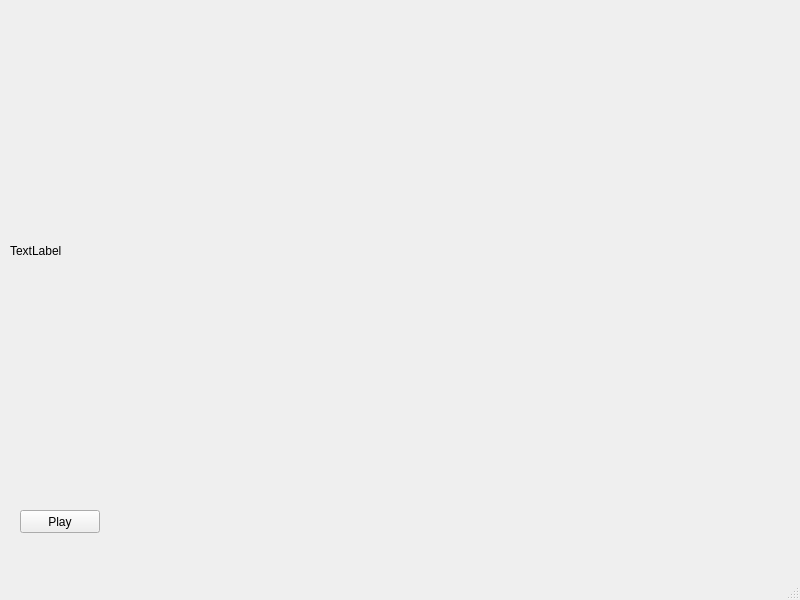
Above: MultiCamSim/mainwindow.ui from mvaranda/multimedia before the change. Below: the same form after it.
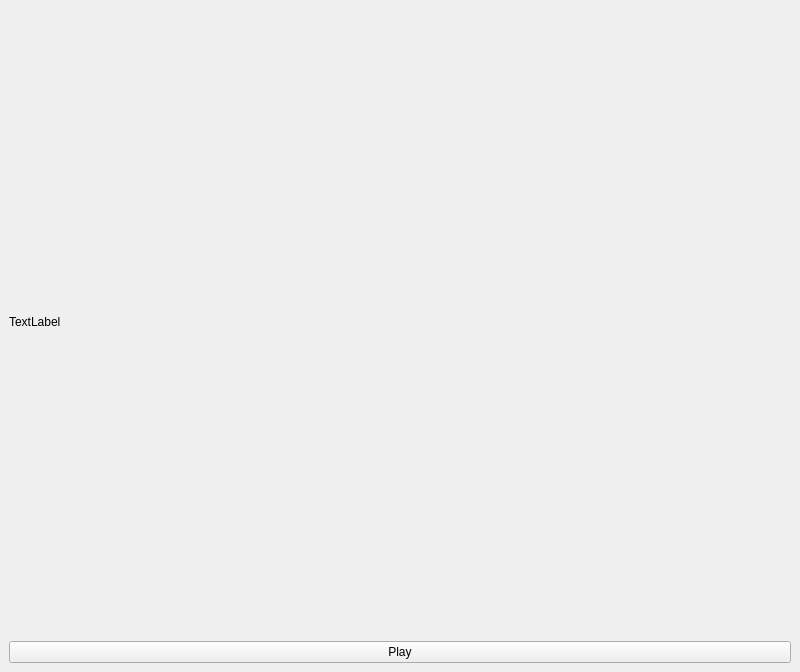
That is the form after the change.

Diff of the .ui file:
```diff
--- a/MultiCamSim/mainwindow.ui
+++ b/MultiCamSim/mainwindow.ui
@@ -7,39 +7,87 @@
     <x>0</x>
     <y>0</y>
     <width>800</width>
-    <height>600</height>
+    <height>672</height>
    </rect>
   </property>
+  <property name="sizePolicy">
+   <sizepolicy hsizetype="Expanding" vsizetype="Expanding">
+    <horstretch>0</horstretch>
+    <verstretch>0</verstretch>
+   </sizepolicy>
+  </property>
   <property name="windowTitle">
    <string>MainWindow</string>
   </property>
   <widget class="QWidget" name="centralwidget">
+   <property name="sizePolicy">
+    <sizepolicy hsizetype="Expanding" vsizetype="Expanding">
+     <horstretch>0</horstretch>
+     <verstretch>0</verstretch>
+    </sizepolicy>
+   </property>
+   <property name="minimumSize">
+    <size>
+     <width>300</width>
+     <height>200</height>
+    </size>
+   </property>
+   <property name="maximumSize">
+    <size>
+     <width>1500</width>
+     <height>1000</height>
+    </size>
+   </property>
+   <layout class="QHBoxLayout" name="horizontalLayout">
+    <item>
+     <layout class="QVBoxLayout" name="verticalLayout">
+      <property name="sizeConstraint">
+       <enum>QLayout::SetNoConstraint</enum>
+      </property>
+      <property name="leftMargin">
+       <number>0</number>
+      </property>
+      <item>
    <widget class="QLabel" name="video_area">
-    <property name="geometry">
-     <rect>
-      <x>10</x>
-      <y>10</y>
-      <width>781</width>
-      <height>481</height>
-     </rect>
+        <property name="sizePolicy">
+         <sizepolicy hsizetype="Expanding" vsizetype="Expanding">
+          <horstretch>0</horstretch>
+          <verstretch>0</verstretch>
+         </sizepolicy>
+        </property>
+        <property name="minimumSize">
+         <size>
+          <width>0</width>
+          <height>0</height>
+         </size>
+        </property>
+        <property name="sizeIncrement">
+         <size>
+          <width>0</width>
+          <height>0</height>
+         </size>
     </property>
     <property name="text">
      <string>TextLabel</string>
     </property>
    </widget>
+      </item>
+      <item>
    <widget class="QPushButton" name="bt_play">
-    <property name="geometry">
-     <rect>
-      <x>20</x>
-      <y>510</y>
-      <width>80</width>
-      <height>23</height>
-     </rect>
+        <property name="sizePolicy">
+         <sizepolicy hsizetype="Expanding" vsizetype="Minimum">
+          <horstretch>0</horstretch>
+          <verstretch>0</verstretch>
+         </sizepolicy>
     </property>
     <property name="text">
      <string>Play</string>
     </property>
    </widget>
+      </item>
+     </layout>
+    </item>
+   </layout>
   </widget>
   <widget class="QMenuBar" name="menubar">
    <property name="geometry">
@@ -51,7 +99,6 @@
     </rect>
    </property>
   </widget>
-  <widget class="QStatusBar" name="statusbar"/>
  </widget>
  <resources/>
  <connections/>
```
Lines whose indentation alone changed are shown as unchanged.
